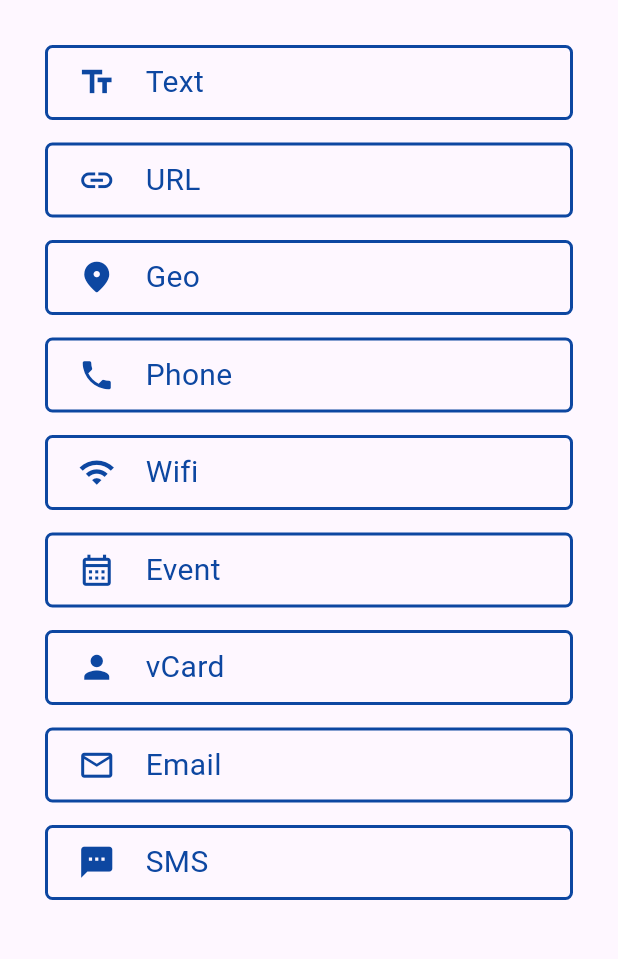
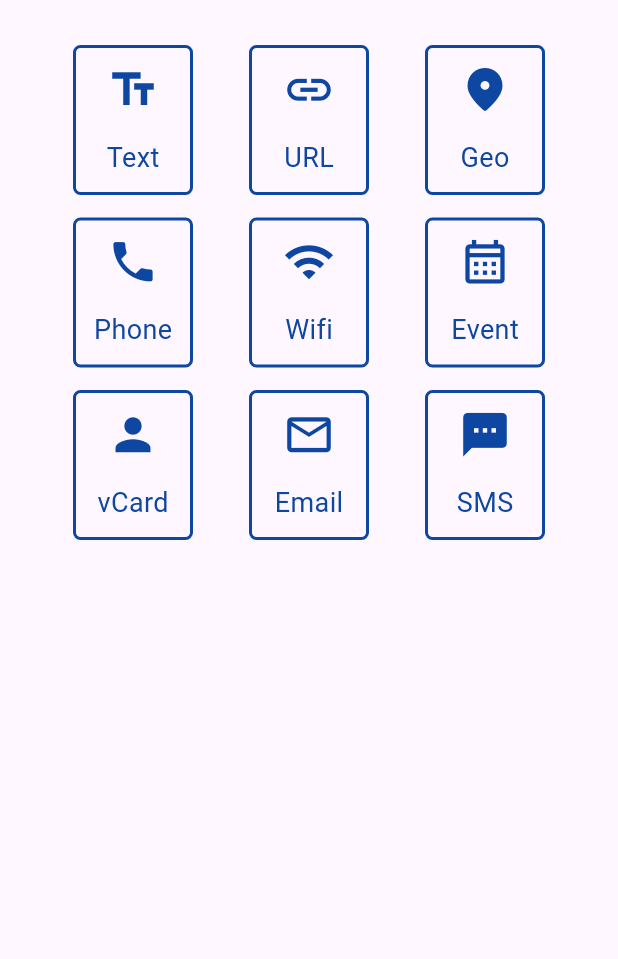
Before and after one commit to venkatbalajim/QR_Hub, a Flutter app: the DataTypePage screen opened by its route, on a phone screen of 412 x 824 dp, the part 84-1043 px from its top. Run offline on Flutter 3.47's test engine with Material 3 defaults, Android fonts, the phone set to English and light mode, and no system bars; our stand-ins replace image_gallery_saver, image_picker, permission_handler, qr_flutter, screenshot, share_plus; missing offline and left inert: app_settings, mobile_scanner.

Commit message:
Updated UI

```diff
--- a/lib/pages/data_type_page.dart
+++ b/lib/pages/data_type_page.dart
@@ -24,8 +24,14 @@ class _DataTypePageState extends State<DataTypePage> {
           body: ListView(
             padding: const EdgeInsets.all(30),
             children: [
-              DataTypeButton(
-                datatypeName: 'Text',
+              Align(
+                alignment: Alignment.center,
+                child: Row(
+                  crossAxisAlignment: CrossAxisAlignment.center,
+                  mainAxisAlignment: MainAxisAlignment.spaceAround,
+                  children: [
+                    CardButton(
+                      buttonName: 'Text',
                       iconName: Icons.text_fields,
                       onPressed: () {
                         Navigator.push(
@@ -36,9 +42,8 @@ class _DataTypePageState extends State<DataTypePage> {
                         );
                       },
                     ),
-              const SizedBox(height: 15,),
-              DataTypeButton(
-                datatypeName: 'URL',
+                    CardButton(
+                      buttonName: 'URL',
                       iconName: Icons.link,
                       onPressed: () {
                         Navigator.push(
@@ -49,9 +54,8 @@ class _DataTypePageState extends State<DataTypePage> {
                         );
                       },
                     ),
-              const SizedBox(height: 15,),
-              DataTypeButton(
-                datatypeName: 'Geo',
+                    CardButton(
+                      buttonName: 'Geo',
                       iconName: Icons.location_on_rounded,
                       onPressed: () {
                         Navigator.push(
@@ -62,9 +66,18 @@ class _DataTypePageState extends State<DataTypePage> {
                         );
                       },
                     ),
+                  ],
+                ),
+              ),
               const SizedBox(height: 15,),
-              DataTypeButton(
-                datatypeName: 'Phone',
+              Align(
+                alignment: Alignment.center,
+                child: Row(
+                  crossAxisAlignment: CrossAxisAlignment.center,
+                  mainAxisAlignment: MainAxisAlignment.spaceAround,
+                  children: [
+                    CardButton(
+                      buttonName: 'Phone',
                       iconName: Icons.phone,
                       onPressed: () {
                         Navigator.push(
@@ -75,9 +88,8 @@ class _DataTypePageState extends State<DataTypePage> {
                         );
                       },
                     ),
-              const SizedBox(height: 15,),
-              DataTypeButton(
-                datatypeName: 'Wifi',
+                    CardButton(
+                      buttonName: 'Wifi',
                       iconName: Icons.wifi,
                       onPressed: () {
                         Navigator.push(
@@ -88,9 +100,8 @@ class _DataTypePageState extends State<DataTypePage> {
                         );
                       },
                     ),
-              const SizedBox(height: 15,),
-              DataTypeButton(
-                datatypeName: 'Event',
+                    CardButton(
+                      buttonName: 'Event',
                       iconName: Icons.calendar_month_outlined,
                       onPressed: () {
                         Navigator.push(
@@ -101,9 +112,18 @@ class _DataTypePageState extends State<DataTypePage> {
                         );
                       },
                     ),
+                  ],
+                ),
+              ),
               const SizedBox(height: 15,),
-              DataTypeButton(
-                datatypeName: 'vCard',
+              Align(
+                alignment: Alignment.center,
+                child: Row(
+                  crossAxisAlignment: CrossAxisAlignment.center,
+                  mainAxisAlignment: MainAxisAlignment.spaceAround,
+                  children: [
+                    CardButton(
+                      buttonName: 'vCard',
                       iconName: Icons.person,
                       onPressed: () {
                         Navigator.push(
@@ -114,10 +134,9 @@ class _DataTypePageState extends State<DataTypePage> {
                         );
                       },
                     ),
-              const SizedBox(height: 15,),
-              DataTypeButton(
-                datatypeName: 'Email',
-                iconName: Icons.email_outlined,
+                    CardButton(
+                      buttonName: 'Email',
+                      iconName: Icons.mail_outline,
                       onPressed: () {
                         Navigator.push(
                           context,
@@ -127,9 +146,8 @@ class _DataTypePageState extends State<DataTypePage> {
                         );
                       },
                     ),
-              const SizedBox(height: 15,),
-              DataTypeButton(
-                datatypeName: 'SMS',
+                    CardButton(
+                      buttonName: 'SMS',
                       iconName: Icons.sms,
                       onPressed: () {
                         Navigator.push(
@@ -142,6 +160,9 @@ class _DataTypePageState extends State<DataTypePage> {
                     ),
                   ],
                 ),
+              ),
+            ],
+          ),
         )
       ),
       onWillPop: () async {
--- a/lib/pages/home_page.dart
+++ b/lib/pages/home_page.dart
@@ -30,20 +30,28 @@ class _HomePageState extends State<HomePage> {
                     textAlign: TextAlign.center,
                     style: TextStyle(
                       color: Colors.blue[900],
-                      fontSize: 25,
+                      fontSize: 30,
                     ),
                   )
                 ),
                 const SizedBox(height: 200),
-                CustomButton(
-                  onPressed: () => Navigator.pushNamed(context, '/scanner'),
-                  buttonName: 'Scan QR Code',
-                ),
-                const SizedBox(height: 20),
-                CustomButton(
-                  onPressed: () => Navigator.pushNamed(context, '/qrcodetype'),
-                  buttonName: 'Generate QR Code',
-                ),
+                Row(
+                  crossAxisAlignment: CrossAxisAlignment.center,
+                  mainAxisAlignment: MainAxisAlignment.center,
+                  children: [
+                    CardButton(
+                      onPressed: () => Navigator.pushNamed(context, '/scanner'),
+                      iconName: Icons.qr_code_scanner,
+                      buttonName: 'Scan',
+                    ),
+                    const SizedBox(width: 20),
+                    CardButton(
+                      onPressed: () => Navigator.pushNamed(context, '/qrcodetype'),
+                      iconName: Icons.create,
+                      buttonName: 'Create',
+                    ),
+                  ],
+                )
               ],
             ),
           ),
--- a/lib/utils/imports.dart
+++ b/lib/utils/imports.dart
@@ -28,6 +28,10 @@ export 'clipboard.dart';
 import 'contact_info.dart';
 export 'contact_info.dart';
 
+// Download Utility
+import 'download.dart';
+export 'download.dart';
+
 // Result Analysis Utility
 import 'result_analysis.dart';
 export 'result_analysis.dart';
@@ -41,12 +45,12 @@ import 'validation.dart';
 export 'validation.dart';
 
 // Button Widget
-import '../widgets/common_widgets/button.dart';
-export '../widgets/common_widgets/button.dart';
+import '../widgets/common_widgets/text_button.dart';
+export '../widgets/common_widgets/text_button.dart';
 
 // Datatype Card Button Widget
-import '../widgets/data_type_page/data_type_button.dart';
-export '../widgets/data_type_page/data_type_button.dart';
+import '../widgets/common_widgets/card_button.dart';
+export '../widgets/common_widgets/card_button.dart';
 
 // QR Code Widget
 import '../widgets/generator_page/qr_code.dart';
@@ -65,6 +69,10 @@ import '../widgets/generator_page/date_picker.dart';
 export '../widgets/generator_page/date_picker.dart';
 import '../widgets/generator_page/time_picker.dart';
 export '../widgets/generator_page/time_picker.dart';
+
+// Download and Share Button Widgets
+import '../widgets/generator_page/download_share_btn.dart';
+export '../widgets/generator_page/download_share_btn.dart';
 
 // Custom Icon Buttons Widgets
 import '../widgets/icon_buttons/contact_icon_button.dart';
@@ -145,3 +153,11 @@ export 'package:permission_handler/permission_handler.dart';
 // Share Plus Package
 import 'package:share_plus/share_plus.dart';
 export 'package:share_plus/share_plus.dart';
+
+// Screenshot Package
+import 'package:screenshot/screenshot.dart';
+export 'package:screenshot/screenshot.dart';
+
+// Image Gallery Saver Package
+import 'package:image_gallery_saver/image_gallery_saver.dart';
+export 'package:image_gallery_saver/image_gallery_saver.dart';
--- a/lib/widgets/data_type_page/data_type_button.dart
+++ b/lib/widgets/common_widgets/card_button.dart
@@ -1,29 +1,28 @@
 import '../../utils/imports.dart';
 
-class DataTypeButton extends StatefulWidget {
+class CardButton extends StatefulWidget {
   final IconData iconName;
-  final String datatypeName;
+  final String buttonName;
   final VoidCallback onPressed;
-  const DataTypeButton({
+  const CardButton({
     super.key, required this.iconName,
-    required this.datatypeName, required this.onPressed
+    required this.buttonName, required this.onPressed
   });
 
   @override
-  State<DataTypeButton> createState() => _DataTypeButtonState();
+  State<CardButton> createState() => _CardButtonState();
 }
 
-class _DataTypeButtonState extends State<DataTypeButton> {
+class _CardButtonState extends State<CardButton> {
   @override
   Widget build(BuildContext context) {
     return GestureDetector(
       onTap: widget.onPressed,
       child: Container(
-        padding: const EdgeInsets.only(
-          left: 20
-        ),
-        height: 50,
-        alignment: Alignment.centerLeft,
+        padding: const EdgeInsets.all(10),
+        width: 80,
+        height: 100,
+        alignment: Alignment.center,
         decoration: BoxDecoration(
           borderRadius: BorderRadius.circular(5),
           border: Border.all(
@@ -31,15 +30,15 @@ class _DataTypeButtonState extends State<DataTypeButton> {
             width: 2,
           )
         ),
-        child: Row(
+        child: Column(
+          mainAxisAlignment: MainAxisAlignment.spaceBetween,
           crossAxisAlignment: CrossAxisAlignment.center,
           children: [
-            Icon(widget.iconName, size: 25, color: Colors.blue[900],),
-            const SizedBox(width: 20,),
+            Icon(widget.iconName, size: 35, color: Colors.blue[900],),
             Text(
-              widget.datatypeName,
+              widget.buttonName,
               style: TextStyle(
-                fontSize: 20,
+                fontSize: 18,
                 color: Colors.blue[900]
               ),
             )
--- a/lib/widgets/common_widgets/button.dart
+++ b/lib/widgets/common_widgets/text_button.dart
@@ -1,15 +1,15 @@
 import 'package:flutter/material.dart';
 
-class CustomButton extends StatefulWidget {
+class CustomTextButton extends StatefulWidget {
   final String buttonName;
   final VoidCallback onPressed;
-  const CustomButton({super.key, required this.buttonName, required this.onPressed});
+  const CustomTextButton({super.key, required this.buttonName, required this.onPressed});
 
   @override
-  State<CustomButton> createState() => _CustomButtonState();
+  State<CustomTextButton> createState() => _CustomTextButtonState();
 }
 
-class _CustomButtonState extends State<CustomButton> {
+class _CustomTextButtonState extends State<CustomTextButton> {
   @override
   Widget build(BuildContext context) {
     return TextButton(
```
Lines whose indentation alone changed are shown as unchanged.
